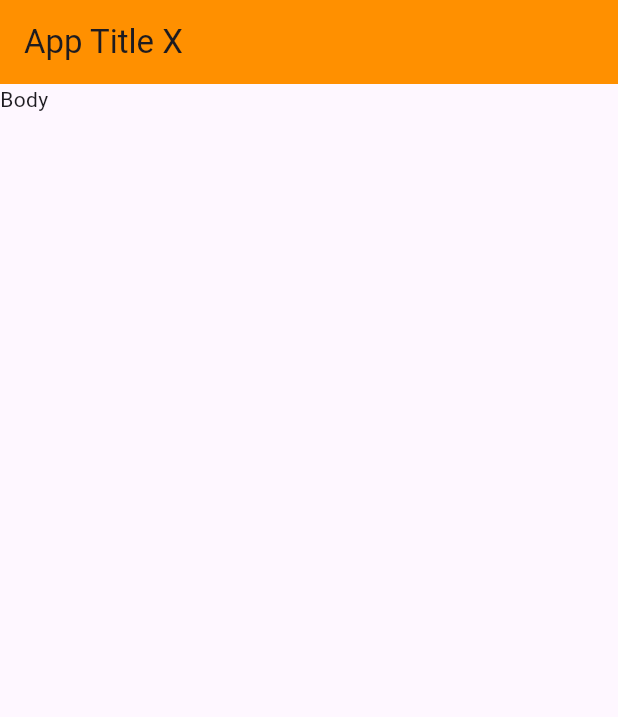
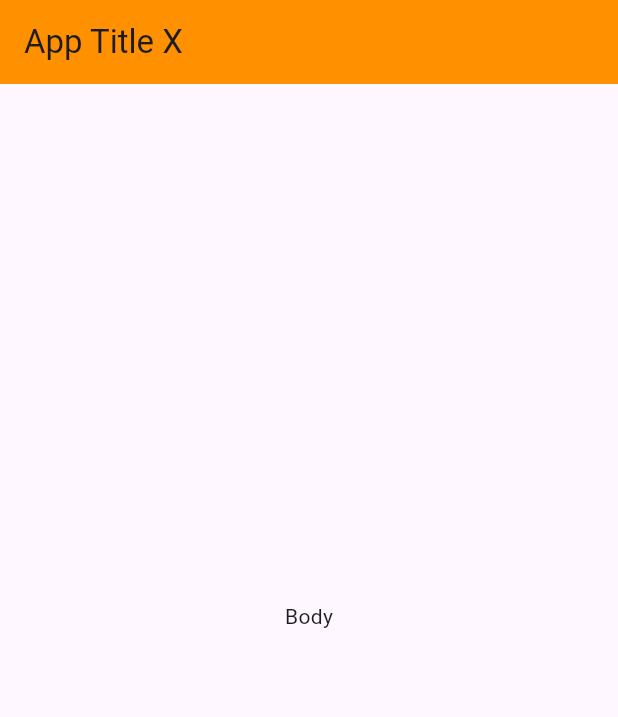
Before and after one commit to Davazano/flutter_learn_the_basics, a Flutter app: the screen it shows after launch, on a phone screen of 412 x 824 dp. Shown: the top 717 px of the screen. Run offline on Flutter 3.47's test engine with Material 3 defaults, Android fonts, the phone set to English and light mode, and no system bars.

Commit message:
Place Text widget in the center of Body widget

```diff
--- a/lib/main.dart
+++ b/lib/main.dart
@@ -14,21 +14,18 @@ class MyApp extends StatelessWidget {
       home: Scaffold(
         appBar: AppBar(
             title: const Text('App Title X'),
-          backgroundColor: const Color(0xFFFF9000)
-        ),
-        body: const Text('Body'),
-        bottomNavigationBar: BottomNavigationBar(
-          items: const [
+            backgroundColor: const Color(0xFFFF9000)),
+        body: const Center(child: Text('Body')),
+        bottomNavigationBar: BottomNavigationBar(items: const [
           BottomNavigationBarItem(
             label: "Home",
-              icon: Icon(Icons.home)
+            icon: Icon(Icons.home),
           ),
           BottomNavigationBarItem(
             label: "Settings",
-              icon: Icon(Icons.settings)
+            icon: Icon(Icons.settings),
           )
-          ]
-        ),
+        ]),
       ),
     );
   }
```
Lines whose indentation alone changed are shown as unchanged.
